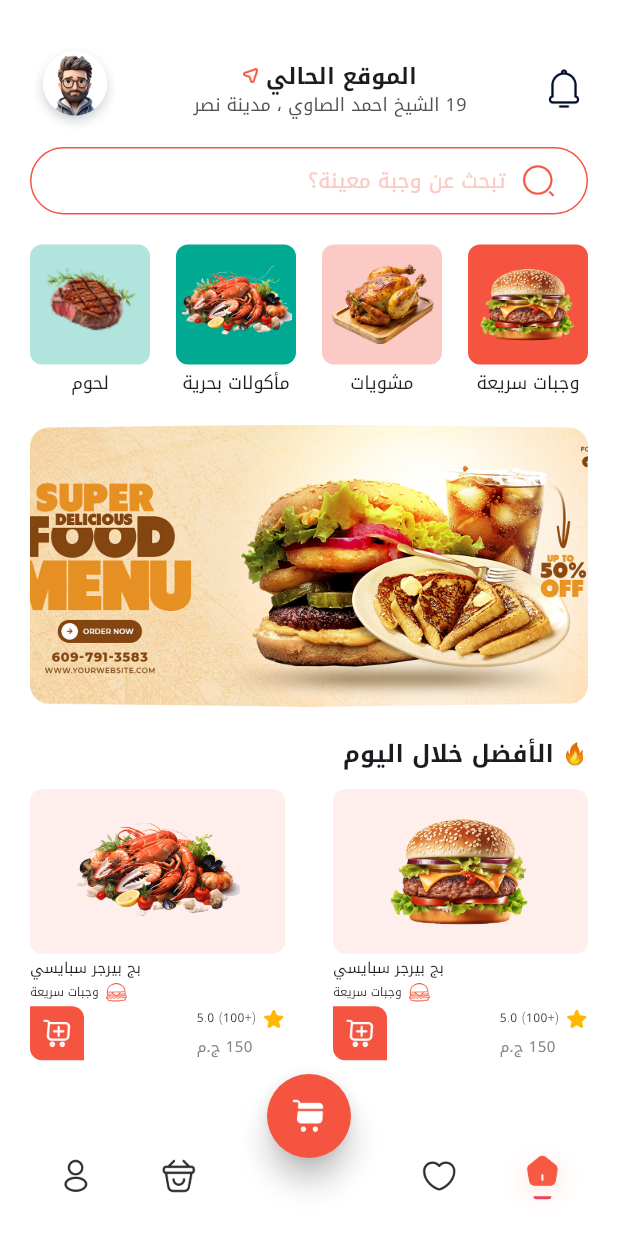
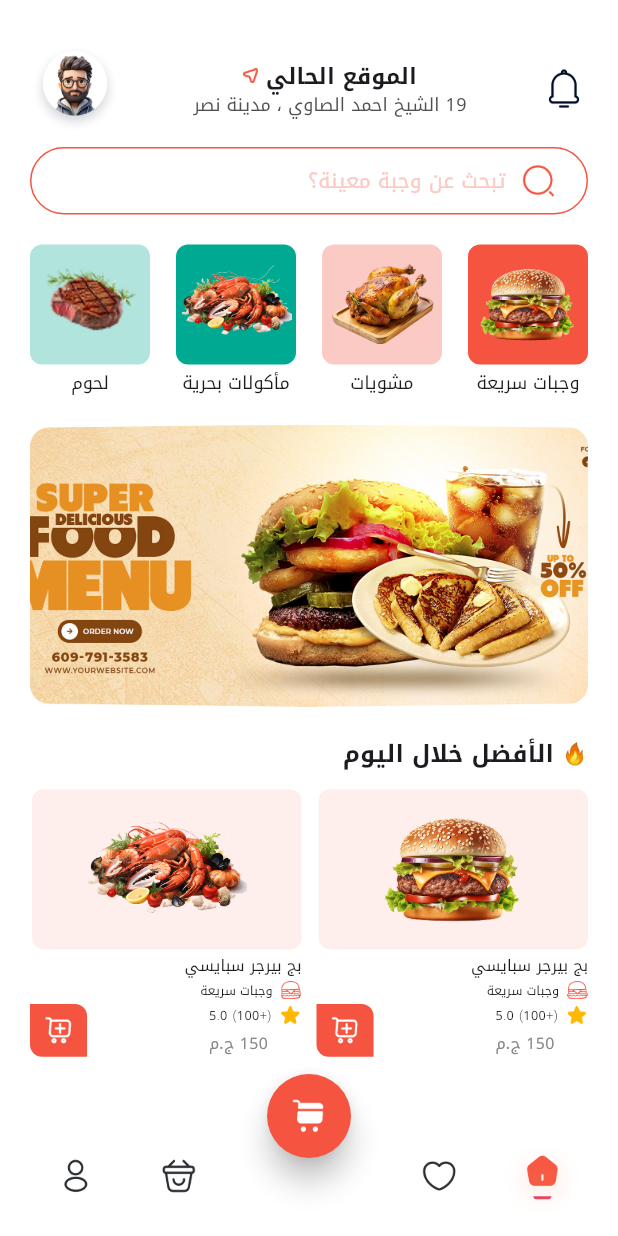
Before and after one commit to mkgit04/DEPI-Task1, a Flutter app: the screen it shows after launch, on a phone screen of 412 x 824 dp. Run offline on Flutter 3.47's test engine with Material 3 defaults, Android fonts, the phone set to English and light mode, and no system bars; our stand-ins replace flutter_screenutil, google_fonts.

Commit message:
page1 edit V1

```diff
--- a/lib/activity_6.dart
+++ b/lib/activity_6.dart
@@ -1,4 +1,5 @@
 import 'package:flutter/material.dart';
+import 'package:flutter_screenutil/flutter_screenutil.dart';
 import 'package:google_fonts/google_fonts.dart';
 
 class Activity6 extends StatelessWidget {
@@ -390,8 +391,8 @@ class BottomSheet extends StatelessWidget {
   @override
   Widget build(BuildContext context) {
     return Container(
-      width: double.infinity,
-      height: 105.5,
+      width: double.infinity.w,
+      height: 105.5.h,
       padding: EdgeInsets.symmetric(horizontal: 20),
       decoration: BoxDecoration(
         color: Colors.white,
@@ -409,47 +410,47 @@ class BottomSheet extends StatelessWidget {
         children: [
           Container(
             // margin: const EdgeInsets.all(10),
-            padding: const EdgeInsets.all(12),
+            padding: const EdgeInsets.all(10),
             width: double.infinity,
             height: 48,
 
             decoration: BoxDecoration(
               color: Color(0XFFF55540),
               // color: Color(0XFFF55540),
-              borderRadius: BorderRadius.circular(8),
+              borderRadius: BorderRadius.circular(8.r),
             ),
             child: Row(
               mainAxisAlignment: MainAxisAlignment.spaceBetween,
               children: [
                 Expanded(
                   child: Row(
-                    spacing: 10,
+                    spacing: 10.sp,
                     children: [
                       Container(
-                        width: 30,
-                        height: 30,
+                        width: 29.w,
+                        height: 30.h,
                         alignment: Alignment.center,
                         decoration: BoxDecoration(
-                          color: Color(0XFFfbc0b6),
+                          color: Color.fromRGBO(255, 233, 217, 0.3),
                           // color: Color(0XFFFFE9D9),
-                          borderRadius: BorderRadius.circular(8),
+                          borderRadius: BorderRadius.circular(4.r),
                         ),
                         child: Text(
                           "1",
-                          style: TextStyle(
+                          style: GoogleFonts.cairo(
                             color: Colors.white,
                             fontWeight: FontWeight.w700,
 
-                            fontSize: 16,
+                            fontSize: 16.sp,
                           ),
                         ),
                       ),
                       Text(
-                        "إضفة إلى السلة",
+                        "إضافة إلى السلة",
                         style: TextStyle(
                           color: Colors.white,
                           fontWeight: FontWeight.w700,
-                          fontSize: 14,
+                          fontSize: 14.sp,
                         ),
                       ),
                     ],
--- a/lib/features/home/presentation/home_page.dart
+++ b/lib/features/home/presentation/home_page.dart
@@ -118,28 +118,3 @@ class CustomFAB extends StatelessWidget {
     );
   }
 }
-
-class _PageContent extends StatelessWidget {
-  final String title;
-  final Color color;
-
-  const _PageContent({required this.title, required this.color});
-
-  @override
-  Widget build(BuildContext context) {
-    return Container(
-      color: color,
-      child: Center(
-        child: Text(
-          title,
-          style: const TextStyle(
-            color: Colors.white,
-            fontSize: 32,
-            fontWeight: FontWeight.bold,
-            letterSpacing: 2,
-          ),
-        ),
-      ),
-    );
-  }
-}
--- a/lib/main.dart
+++ b/lib/main.dart
@@ -1,4 +1,5 @@
 import 'package:flutter/material.dart';
+import 'package:flutter_screenutil/flutter_screenutil.dart';
 import 'package:google_fonts/google_fonts.dart';
 import 'package:task1_flutter/activity_4.dart';
 import 'package:task1_flutter/activity_6.dart';
@@ -18,7 +19,9 @@ class MyApp extends StatelessWidget {
   // This widget is the root of your application.
   @override
   Widget build(BuildContext context) {
-    return MaterialApp(
+    return ScreenUtilInit(
+      designSize: const Size(390, 844),
+      builder: (context, child) => MaterialApp(
         // title: 'Flutter Demo',
         debugShowCheckedModeBanner: false,
         theme: ThemeData(
@@ -26,7 +29,9 @@ class MyApp extends StatelessWidget {
           scaffoldBackgroundColor: Colors.white,
           textTheme: GoogleFonts.notoKufiArabicTextTheme(),
         ),
-      home: const HomePage(),
+        home: child,
+      ),
+      child: HomePage(),
     );
   }
 }
--- a/lib/page1.dart
+++ b/lib/page1.dart
@@ -1,4 +1,5 @@
 import 'package:flutter/material.dart';
+import 'package:flutter_screenutil/flutter_screenutil.dart';
 import 'package:google_fonts/google_fonts.dart';
 
 import 'widgets/my_location_card.dart';
@@ -190,35 +191,70 @@ class _Page1State extends State<Page1> {
               ),
               SizedBox(height: 12),
               Row(
+                spacing: 10,
                 mainAxisAlignment: MainAxisAlignment.spaceBetween,
                 children: [
-                  Column(
+                  Expanded(
+                    child: _FoodCard(
+                      image: "assets/images/burger.png",
+                      title: "بج بيرجر سبايسي",
+                      price: 150,
+                    ),
+                  ),
+                  Expanded(
+                    child: _FoodCard(
+                      image: "assets/images/seafood.png",
+                      title: "بج بيرجر سبايسي",
+                      price: 150,
+                    ),
+                  ),
+                ],
+              ),
+            ],
+          ),
+        ),
+      ),
+    );
+  }
+}
+
+class _FoodCard extends StatelessWidget {
+  final String title;
+  final double price;
+  final String image;
+
+  const _FoodCard({
+    // super.key,
+    required this.title,
+    required this.price,
+    required this.image,
+  });
+
+  @override
+  Widget build(BuildContext context) {
+    return Column(
       spacing: 3,
-                    crossAxisAlignment: CrossAxisAlignment.end,
+      crossAxisAlignment: CrossAxisAlignment.start,
 
       children: [
         Container(
-                        width: 170,
-                        height: 109.5,
+          // width: 170,
+          height: 109.5.h,
           decoration: BoxDecoration(
-                          borderRadius: BorderRadius.circular(8),
+            borderRadius: BorderRadius.circular(8.r),
             color: Color(0xffFEEEEC),
           ),
-                        child: Image.asset(
-                          "assets/images/burger.png",
-                          width: 170,
-                          height: 109.5,
-                        ),
+          child: Image.asset(image, width: 170.w, height: 109.5.h),
         ),
         Text(
-                        "بج بيرجر سبايسي",
+          title,
           style: GoogleFonts.notoKufiArabic(
             fontWeight: FontWeight.w500,
-                          fontSize: 10,
+            fontSize: 10.sp,
           ),
         ),
         Row(
-                        spacing: 5,
+          spacing: 5.sp,
           textDirection: TextDirection.rtl,
           children: [
             Image.asset(
@@ -230,154 +266,53 @@ class _Page1State extends State<Page1> {
               "وجبات سريعة",
               style: GoogleFonts.notoKufiArabic(
                 fontWeight: FontWeight.w400,
-                              fontSize: 8,
+                fontSize: 8.sp,
               ),
             ),
           ],
         ),
         Row(
-                        spacing: 75,
+          // spacing: 75,
+          mainAxisAlignment: MainAxisAlignment.spaceBetween,
           textDirection: TextDirection.rtl,
           children: [
             Column(
-                            spacing: 5,
+              spacing: 5.sp,
               crossAxisAlignment: CrossAxisAlignment.end,
               // mainAxisAlignment: MainAxisAlignment.end,
               children: [
                 Row(
-                                spacing: 5,
+                  spacing: 5.sp,
                   textDirection: TextDirection.rtl,
                   children: [
                     Image.asset(
                       "assets/images/star.png",
-                                    width: 13.95,
-                                    height: 12.27,
+                      width: 13.95.w,
+                      height: 12.27.h,
                     ),
                     Text(
                       "(+100) 5.0",
                       style: GoogleFonts.notoKufiArabic(
                         fontWeight: FontWeight.w300,
-                                      fontSize: 8,
+                        fontSize: 8.sp,
                       ),
                     ),
                   ],
                 ),
                 Text(
-                                "150 ج.م",
+                  "${price.truncate()} ج.م",
                   textDirection: TextDirection.rtl,
                   style: GoogleFonts.notoKufiArabic(
                     fontWeight: FontWeight.w500,
-                                  fontSize: 10,
+                    fontSize: 10.sp,
                     color: Color(0xff868686),
                   ),
                 ),
               ],
             ),
             Container(
-                            width: 36,
-                            height: 36,
-                            padding: EdgeInsets.all(8),
-                            decoration: BoxDecoration(
-                              color: Color(0xffF55540),
-                              borderRadius: BorderRadius.only(
-                                topRight: Radius.circular(8),
-                                bottomLeft: Radius.circular(8),
-                              ),
-                            ),
-                            child: Image.asset(
-                              "assets/images/cart.png",
-                              width: 20,
-                              height: 20,
-                            ),
-                          ),
-                        ],
-                      ),
-                    ],
-                  ),
-                  Column(
-                    spacing: 3,
-                    crossAxisAlignment: CrossAxisAlignment.end,
-
-                    children: [
-                      Container(
-                        width: 170,
-                        height: 109.5,
-                        decoration: BoxDecoration(
-                          borderRadius: BorderRadius.circular(8),
-                          color: Color(0xffFEEEEC),
-                        ),
-                        child: Image.asset(
-                          "assets/images/seafood.png",
-                          width: 170,
-                          height: 109.5,
-                        ),
-                      ),
-                      Text(
-                        "بج بيرجر سبايسي",
-                        style: GoogleFonts.notoKufiArabic(
-                          fontWeight: FontWeight.w500,
-                          fontSize: 10,
-                        ),
-                      ),
-                      Row(
-                        spacing: 5,
-                        textDirection: TextDirection.rtl,
-                        children: [
-                          Image.asset(
-                            "assets/images/burger_vector.png",
-                            width: 13.95,
-                            height: 12.27,
-                          ),
-                          Text(
-                            "وجبات سريعة",
-                            style: GoogleFonts.notoKufiArabic(
-                              fontWeight: FontWeight.w400,
-                              fontSize: 8,
-                            ),
-                          ),
-                        ],
-                      ),
-                      Row(
-                        spacing: 75,
-                        textDirection: TextDirection.rtl,
-                        children: [
-                          Column(
-                            spacing: 5,
-                            crossAxisAlignment: CrossAxisAlignment.end,
-                            // mainAxisAlignment: MainAxisAlignment.end,
-                            children: [
-                              Row(
-                                spacing: 5,
-                                textDirection: TextDirection.rtl,
-                                children: [
-                                  Image.asset(
-                                    "assets/images/star.png",
-                                    width: 13.95,
-                                    height: 12.27,
-                                  ),
-                                  Text(
-                                    "(+100) 5.0",
-                                    style: GoogleFonts.notoKufiArabic(
-                                      fontWeight: FontWeight.w300,
-                                      fontSize: 8,
-                                    ),
-                                  ),
-                                ],
-                              ),
-                              Text(
-                                "150 ج.م",
-                                textDirection: TextDirection.rtl,
-                                style: GoogleFonts.notoKufiArabic(
-                                  fontWeight: FontWeight.w500,
-                                  fontSize: 10,
-                                  color: Color(0xff868686),
-                                ),
-                              ),
-                            ],
-                          ),
-                          Container(
-                            width: 36,
-                            height: 36,
+              width: 36.w,
+              height: 36.h,
               padding: EdgeInsets.all(8),
 
               decoration: BoxDecoration(
@@ -389,20 +324,13 @@ class _Page1State extends State<Page1> {
               ),
               child: Image.asset(
                 "assets/images/cart.png",
-                              width: 20,
-                              height: 20,
+                width: 20.w,
+                height: 20.h,
               ),
             ),
           ],
         ),
       ],
-                  ),
-                ],
-              ),
-            ],
-          ),
-        ),
-      ),
     );
   }
 }
```
Also changed, not shown: pubspec.yaml (+1 -6 lines), pubspec.lock. Lines whose indentation alone changed are shown as unchanged.
